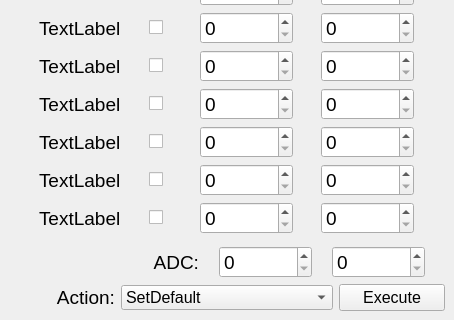
Old version of the form Vtimer_UI.ui in the repository salinsalins/1_Mev_UI; both pictures show x 0 to 454 and y 422 to 742 of the 454 by 742 pixel window.
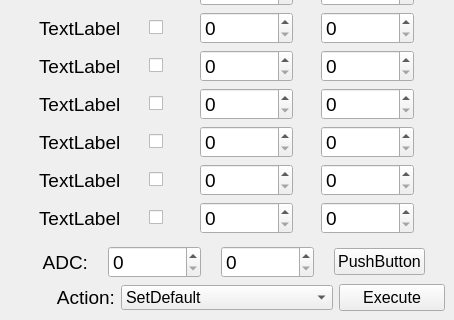
New version of the form. Icons and pictures are not drawn.

Commit message: slave mode support correction

What changed in the file:
```diff
--- a/Vtimer_UI.ui
+++ b/Vtimer_UI.ui
@@ -2889,6 +2889,13 @@
         </property>
        </widget>
       </item>
+      <item>
+       <widget class="QPushButton" name="pushButton_34">
+        <property name="text">
+         <string>PushButton</string>
+        </property>
+       </widget>
+      </item>
      </layout>
     </item>
     <item>
```
The commit also changes 1 other file.
